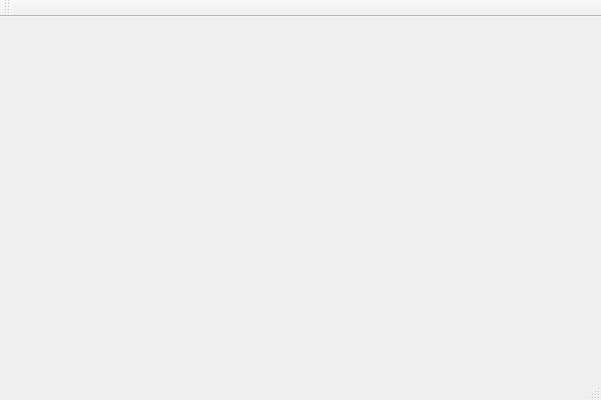
Qt form BattleshipGame/mainwindow.ui (AndLvovSky/battleship-game) before a commit.
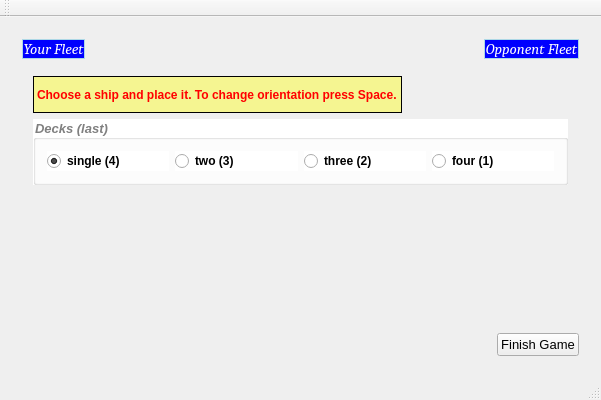
The same form after that commit. The open tabs and pages were chosen to show the change.

Commit message: Added ships placement view and FieldWidget basics

Diff of the .ui file:
```diff
--- a/BattleshipGame/mainwindow.ui
+++ b/BattleshipGame/mainwindow.ui
@@ -183,7 +183,261 @@
         </item>
        </layout>
       </widget>
-      <widget class="QWidget" name="game_page"/>
+      <widget class="QWidget" name="game_page">
+       <layout class="QVBoxLayout" name="verticalLayout_5">
+        <item>
+         <layout class="QHBoxLayout" name="horizontalLayout_8">
+          <item>
+           <layout class="QVBoxLayout" name="yourFleetLayout">
+            <item>
+             <widget class="QLabel" name="label_7">
+              <property name="font">
+               <font>
+                <family>Cambria</family>
+                <pointsize>11</pointsize>
+                <italic>true</italic>
+               </font>
+              </property>
+              <property name="styleSheet">
+               <string notr="true">border: 1px solid lightblue; background-color: blue; color: white</string>
+              </property>
+              <property name="text">
+               <string>Your Fleet</string>
+              </property>
+              <property name="alignment">
+               <set>Qt::AlignCenter</set>
+              </property>
+             </widget>
+            </item>
+           </layout>
+          </item>
+          <item>
+           <spacer name="horizontalSpacer_6">
+            <property name="orientation">
+             <enum>Qt::Horizontal</enum>
+            </property>
+            <property name="sizeHint" stdset="0">
+             <size>
+              <width>40</width>
+              <height>20</height>
+             </size>
+            </property>
+           </spacer>
+          </item>
+          <item>
+           <layout class="QVBoxLayout" name="opponentFleetLayout">
+            <item>
+             <widget class="QLabel" name="label_8">
+              <property name="font">
+               <font>
+                <family>Cambria</family>
+                <pointsize>11</pointsize>
+                <italic>true</italic>
+               </font>
+              </property>
+              <property name="styleSheet">
+               <string notr="true">border: 1px solid lightblue; background-color: blue; color: white</string>
+              </property>
+              <property name="text">
+               <string>Opponent Fleet</string>
+              </property>
+              <property name="alignment">
+               <set>Qt::AlignCenter</set>
+              </property>
+             </widget>
+            </item>
+           </layout>
+          </item>
+         </layout>
+        </item>
+        <item>
+         <widget class="QStackedWidget" name="actionStackedWidget">
+          <widget class="QWidget" name="placePage">
+           <layout class="QVBoxLayout" name="verticalLayout_7">
+            <item>
+             <layout class="QHBoxLayout" name="horizontalLayout_12">
+              <item>
+               <widget class="QLabel" name="label_9">
+                <property name="font">
+                 <font>
+                  <family>Arial</family>
+                  <pointsize>9</pointsize>
+                  <weight>75</weight>
+                  <bold>true</bold>
+                 </font>
+                </property>
+                <property name="styleSheet">
+                 <string notr="true">color: red; background-color: rgba(255, 255, 0, 100); border: 1px solid black;</string>
+                </property>
+                <property name="text">
+                 <string>Choose a ship and place it. To change orientation press Space.</string>
+                </property>
+               </widget>
+              </item>
+              <item>
+               <spacer name="horizontalSpacer_8">
+                <property name="orientation">
+                 <enum>Qt::Horizontal</enum>
+                </property>
+                <property name="sizeHint" stdset="0">
+                 <size>
+                  <width>40</width>
+                  <height>20</height>
+                 </size>
+                </property>
+               </spacer>
+              </item>
+             </layout>
+            </item>
+            <item>
+             <widget class="QGroupBox" name="groupBox">
+              <property name="font">
+               <font>
+                <family>Arial</family>
+                <pointsize>10</pointsize>
+                <weight>75</weight>
+                <italic>true</italic>
+                <bold>true</bold>
+               </font>
+              </property>
+              <property name="styleSheet">
+               <string notr="true">background-color: rgb(255, 255, 255); color: gray;</string>
+              </property>
+              <property name="title">
+               <string>Decks (last)</string>
+              </property>
+              <layout class="QHBoxLayout" name="horizontalLayout_11">
+               <item>
+                <widget class="QRadioButton" name="radioButton">
+                 <property name="font">
+                  <font>
+                   <family>Arial</family>
+                   <pointsize>9</pointsize>
+                   <weight>75</weight>
+                   <bold>true</bold>
+                  </font>
+                 </property>
+                 <property name="styleSheet">
+                  <string notr="true">color: black</string>
+                 </property>
+                 <property name="text">
+                  <string>single (4)</string>
+                 </property>
+                 <property name="checked">
+                  <bool>true</bool>
+                 </property>
+                </widget>
+               </item>
+               <item>
+                <widget class="QRadioButton" name="radioButton_2">
+                 <property name="font">
+                  <font>
+                   <family>Arial</family>
+                   <pointsize>9</pointsize>
+                   <weight>75</weight>
+                   <bold>true</bold>
+                  </font>
+                 </property>
+                 <property name="styleSheet">
+                  <string notr="true">color: black</string>
+                 </property>
+                 <property name="text">
+                  <string>two (3)</string>
+                 </property>
+                </widget>
+               </item>
+               <item>
+                <widget class="QRadioButton" name="radioButton_3">
+                 <property name="font">
+                  <font>
+                   <family>Arial</family>
+                   <pointsize>9</pointsize>
+                   <weight>75</weight>
+                   <bold>true</bold>
+                  </font>
+                 </property>
+                 <property name="styleSheet">
+                  <string notr="true">color: black</string>
+                 </property>
+                 <property name="text">
+                  <string>three (2)</string>
+                 </property>
+                </widget>
+               </item>
+               <item>
+                <widget class="QRadioButton" name="radioButton_4">
+                 <property name="font">
+                  <font>
+                   <family>Arial</family>
+                   <pointsize>9</pointsize>
+                   <weight>75</weight>
+                   <bold>true</bold>
+                  </font>
+                 </property>
+                 <property name="styleSheet">
+                  <string notr="true">color: black</string>
+                 </property>
+                 <property name="text">
+                  <string>four (1)</string>
+                 </property>
+                </widget>
+               </item>
+              </layout>
+             </widget>
+            </item>
+           </layout>
+          </widget>
+          <widget class="QWidget" name="firePage"/>
+         </widget>
+        </item>
+        <item>
+         <spacer name="verticalSpacer_6">
+          <property name="orientation">
+           <enum>Qt::Vertical</enum>
+          </property>
+          <property name="sizeHint" stdset="0">
+           <size>
+            <width>20</width>
+            <height>40</height>
+           </size>
+          </property>
+         </spacer>
+        </item>
+        <item>
+         <layout class="QHBoxLayout" name="horizontalLayout_10">
+          <item>
+           <spacer name="horizontalSpacer_7">
+            <property name="orientation">
+             <enum>Qt::Horizontal</enum>
+            </property>
+            <property name="sizeHint" stdset="0">
+             <size>
+              <width>40</width>
+              <height>20</height>
+             </size>
+            </property>
+           </spacer>
+          </item>
+          <item>
+           <widget class="QPushButton" name="pushButton">
+            <property name="font">
+             <font>
+              <family>Arial</family>
+              <pointsize>10</pointsize>
+             </font>
+            </property>
+            <property name="cursor">
+             <cursorShape>OpenHandCursor</cursorShape>
+            </property>
+            <property name="text">
+             <string>Finish Game</string>
+            </property>
+           </widget>
+          </item>
+         </layout>
+        </item>
+       </layout>
+      </widget>
       <widget class="QWidget" name="settings_page">
        <layout class="QVBoxLayout" name="verticalLayout_4">
         <item>
```
Left out of the diff: 2 changed lines with no effect on the pictures. The commit also changes 6 other files.
